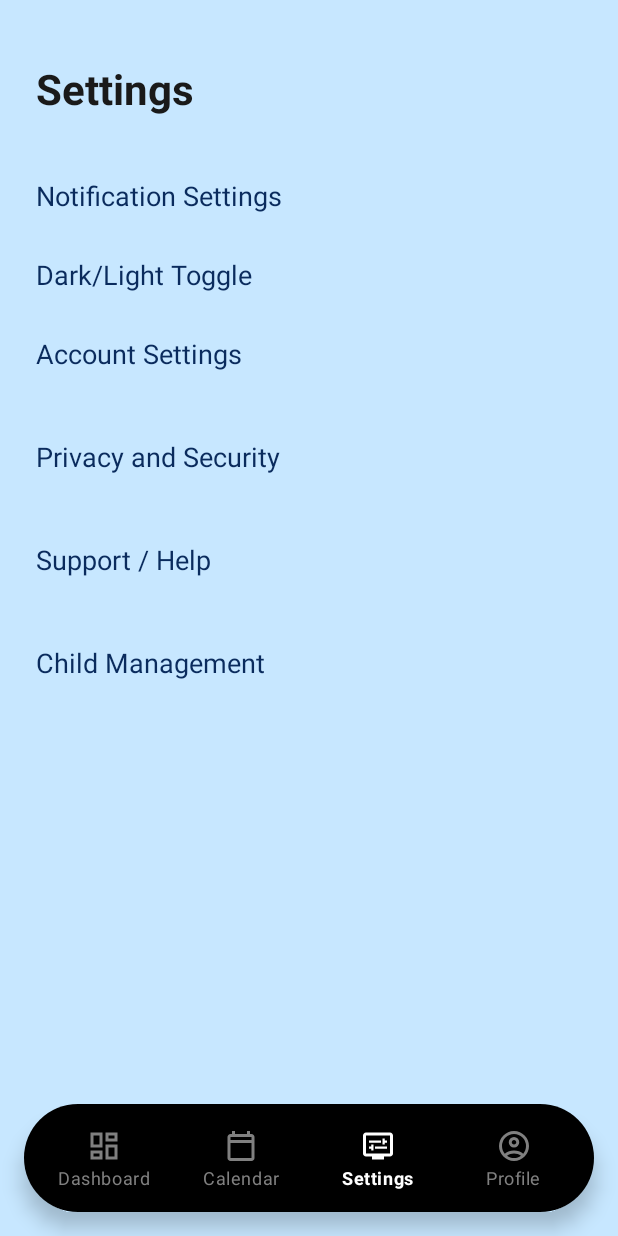
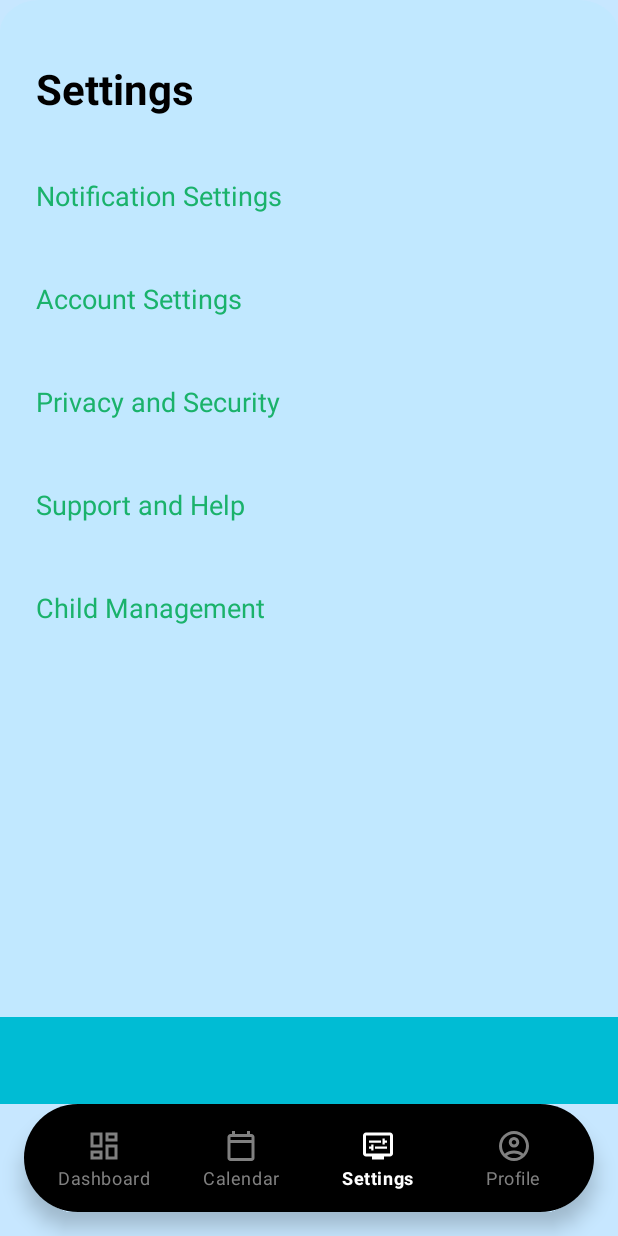
Before and after one commit to LindoNJOKO/QuantumVara-WIL-Project, an Android app: the MainActivity screen opened directly, with no data from a screen before it, item 3 of the bottom bar chosen, on a phone screen of 412 x 824 dp. Run offline under Robolectric (Android 15) with nearby library versions, the phone set to English and light mode, and no system bars; our stand-ins replace Firebase (no records; nobody signed in at launch, a user with empty details on screens opened directly); libraries missing offline, so code that uses them is left out: com.stripe.android; 1 statement that could not run was skipped.

Commit message:
Semi-Functional Prototype for Presentation App

```diff
--- a/app/src/main/res/layout/fragment_settings.xml
+++ b/app/src/main/res/layout/fragment_settings.xml
@@ -4,25 +4,18 @@
     xmlns:tools="http://schemas.android.com/tools"
     android:layout_width="match_parent"
     android:layout_height="match_parent"
-    android:background="?attr/colorBackground"
+    android:background="@drawable/reg"
     tools:context=".fragments.SettingsFragment">
 
-    <!-- Scrollable container for settings -->
-    <ScrollView
-        android:id="@+id/scroll_container"
+    <!-- Main content container (above bottom bar) -->
+    <androidx.constraintlayout.widget.ConstraintLayout
+        android:id="@+id/main_content"
         android:layout_width="0dp"
         android:layout_height="0dp"
-        android:fillViewport="true"
         app:layout_constraintTop_toTopOf="parent"
-        app:layout_constraintBottom_toBottomOf="parent"
+        app:layout_constraintBottom_toTopOf="@id/bottom_bar"
         app:layout_constraintStart_toStartOf="parent"
         app:layout_constraintEnd_toEndOf="parent">
-
-        <androidx.constraintlayout.widget.ConstraintLayout
-            android:id="@+id/main_content"
-            android:layout_width="match_parent"
-            android:layout_height="wrap_content"
-            android:paddingBottom="24dp">
 
         <!-- Title -->
         <TextView
@@ -32,7 +25,7 @@
             android:text="Settings"
             android:textSize="28sp"
             android:textStyle="bold"
-                android:textColor="?attr/colorOnBackground"
+            android:textColor="#000000"
             android:layout_marginTop="40dp"
             android:layout_marginStart="24dp"
             app:layout_constraintTop_toTopOf="parent"
@@ -45,30 +38,17 @@
             android:layout_height="wrap_content"
             android:text="Notification Settings"
             android:textSize="18sp"
-                android:textColor="?attr/colorPrimary"
+            android:textColor="#1AB26B"
             android:clickable="true"
             android:focusable="true"
             android:paddingVertical="16dp"
             android:background="?attr/selectableItemBackground"
+            app:layout_constraintTop_toBottomOf="@id/tvSettingsTitle"
+            app:layout_constraintStart_toStartOf="parent"
+            app:layout_constraintEnd_toEndOf="parent"
             android:layout_marginStart="24dp"
             android:layout_marginEnd="24dp"
-                android:layout_marginTop="24dp"
-                app:layout_constraintTop_toBottomOf="@id/tvSettingsTitle"
-                app:layout_constraintStart_toStartOf="parent"
-                app:layout_constraintEnd_toEndOf="parent"/>
-
-            <!-- Dark Mode Switch -->
-            <TextView
-                android:id="@+id/tvThemeSettings"
-                android:layout_width="wrap_content"
-                android:layout_height="wrap_content"
-                android:text="Dark/Light Toggle"
-                android:textSize="18sp"
-                android:textColor="?attr/colorPrimary"
-                android:layout_marginStart="24dp"
-                android:layout_marginTop="12dp"
-                app:layout_constraintTop_toBottomOf="@id/tvNotificationSettings"
-                app:layout_constraintStart_toStartOf="parent"/>
+            android:layout_marginTop="24dp"/>
 
         <!-- Account Settings -->
         <TextView
@@ -77,17 +57,17 @@
             android:layout_height="wrap_content"
             android:text="Account Settings"
             android:textSize="18sp"
-                android:textColor="?attr/colorPrimary"
+            android:textColor="#1AB26B"
             android:clickable="true"
             android:focusable="true"
             android:paddingVertical="16dp"
             android:background="?attr/selectableItemBackground"
+            app:layout_constraintTop_toBottomOf="@id/tvNotificationSettings"
+            app:layout_constraintStart_toStartOf="parent"
+            app:layout_constraintEnd_toEndOf="parent"
             android:layout_marginStart="24dp"
             android:layout_marginEnd="24dp"
-                android:layout_marginTop="12dp"
-                app:layout_constraintTop_toBottomOf="@id/tvThemeSettings"
-                app:layout_constraintStart_toStartOf="parent"
-                app:layout_constraintEnd_toEndOf="parent"/>
+            android:layout_marginTop="12dp"/>
 
         <!-- Privacy & Security -->
         <TextView
@@ -96,36 +76,36 @@
             android:layout_height="wrap_content"
             android:text="Privacy and Security"
             android:textSize="18sp"
-                android:textColor="?attr/colorPrimary"
+            android:textColor="#1AB26B"
             android:clickable="true"
             android:focusable="true"
             android:paddingVertical="16dp"
             android:background="?attr/selectableItemBackground"
+            app:layout_constraintTop_toBottomOf="@id/tvAccountSettings"
+            app:layout_constraintStart_toStartOf="parent"
+            app:layout_constraintEnd_toEndOf="parent"
             android:layout_marginStart="24dp"
             android:layout_marginEnd="24dp"
-                android:layout_marginTop="12dp"
-                app:layout_constraintTop_toBottomOf="@id/tvAccountSettings"
-                app:layout_constraintStart_toStartOf="parent"
-                app:layout_constraintEnd_toEndOf="parent"/>
+            android:layout_marginTop="12dp"/>
 
         <!-- Support & Help -->
         <TextView
             android:id="@+id/tvSupportHelp"
             android:layout_width="0dp"
             android:layout_height="wrap_content"
-                android:text="Support / Help"
+            android:text="Support and Help"
             android:textSize="18sp"
-                android:textColor="?attr/colorPrimary"
+            android:textColor="#1AB26B"
             android:clickable="true"
             android:focusable="true"
             android:paddingVertical="16dp"
             android:background="?attr/selectableItemBackground"
+            app:layout_constraintTop_toBottomOf="@id/tvPrivacySecurity"
+            app:layout_constraintStart_toStartOf="parent"
+            app:layout_constraintEnd_toEndOf="parent"
             android:layout_marginStart="24dp"
             android:layout_marginEnd="24dp"
-                android:layout_marginTop="12dp"
-                app:layout_constraintTop_toBottomOf="@id/tvPrivacySecurity"
-                app:layout_constraintStart_toStartOf="parent"
-                app:layout_constraintEnd_toEndOf="parent"/>
+            android:layout_marginTop="12dp"/>
 
         <!-- Child Management -->
         <TextView
@@ -134,20 +114,28 @@
             android:layout_height="wrap_content"
             android:text="Child Management"
             android:textSize="18sp"
-                android:textColor="?attr/colorPrimary"
+            android:textColor="#1AB26B"
             android:clickable="true"
             android:focusable="true"
             android:paddingVertical="16dp"
             android:background="?attr/selectableItemBackground"
+            app:layout_constraintTop_toBottomOf="@id/tvSupportHelp"
+            app:layout_constraintStart_toStartOf="parent"
+            app:layout_constraintEnd_toEndOf="parent"
             android:layout_marginStart="24dp"
             android:layout_marginEnd="24dp"
-                android:layout_marginTop="12dp"
-                app:layout_constraintTop_toBottomOf="@id/tvSupportHelp"
-                app:layout_constraintStart_toStartOf="parent"
-                app:layout_constraintEnd_toEndOf="parent"/>
+            android:layout_marginTop="12dp"/>
 
     </androidx.constraintlayout.widget.ConstraintLayout>
 
-    </ScrollView>
+    <!-- Bottom Navigation Bar -->
+    <androidx.constraintlayout.widget.ConstraintLayout
+        android:id="@+id/bottom_bar"
+        android:layout_width="0dp"
+        android:layout_height="58dp"
+        android:background="#00BCD4"
+        app:layout_constraintStart_toStartOf="parent"
+        app:layout_constraintEnd_toEndOf="parent"
+        app:layout_constraintBottom_toBottomOf="parent"/>
 
 </androidx.constraintlayout.widget.ConstraintLayout>
```
Also changed, not shown: app/src/main/res/drawable/ic_dashboard.png (added). Lines whose indentation alone changed are shown as unchanged.
